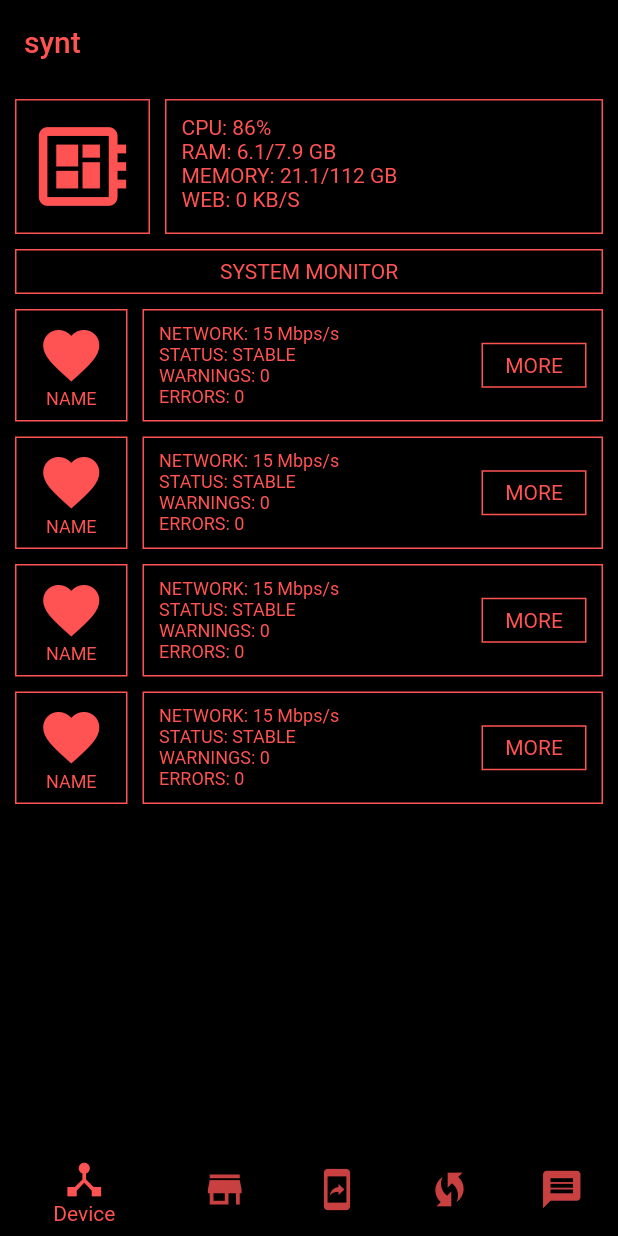
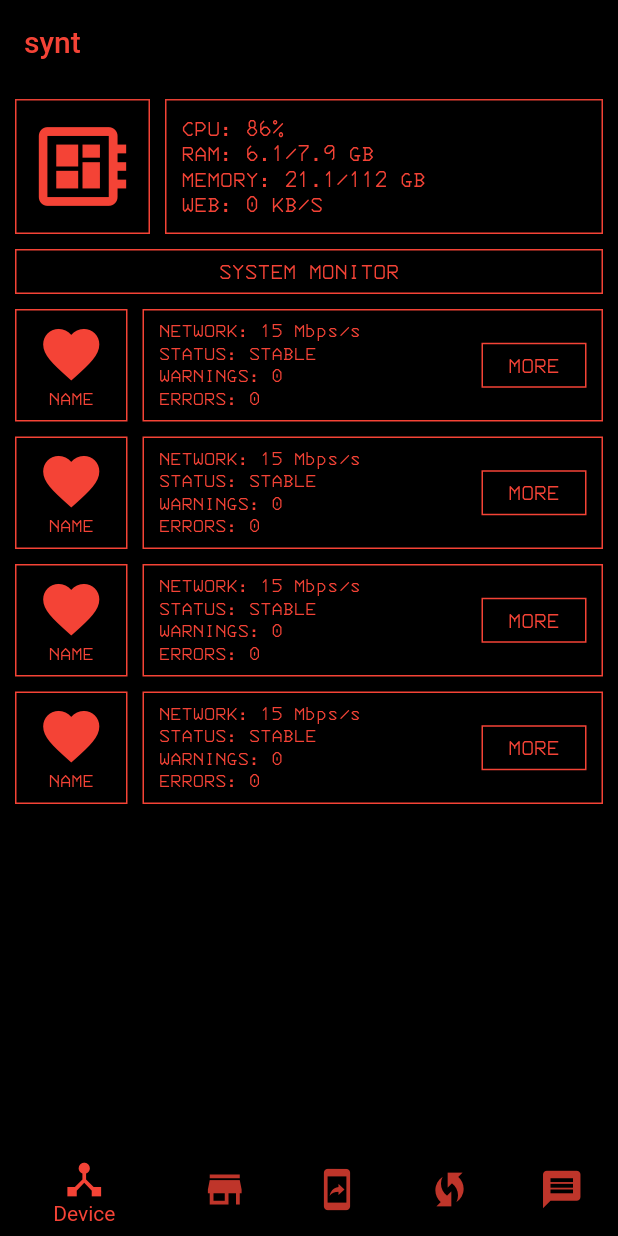
Before and after one commit to fear404-png/synt, a Flutter app: the screen it shows after launch, on a phone screen of 412 x 824 dp. Run offline on Flutter 3.47's test engine with Material 2 defaults, Android fonts, the phone set to English and light mode, and no system bars; our stand-ins replace flutter_svg.

Commit message:
Изменена верстка магазина

```diff
--- a/lib/main_screen_pages/device_widget.dart
+++ b/lib/main_screen_pages/device_widget.dart
@@ -13,25 +13,25 @@ class DeviceWidget extends StatelessWidget {
       padding: AppPaddings.defaultPadding,
       child: ListView(
         children: [
-          _SystemBar(textStyle: AppFontStyle.textStyleHeader),
-          AppPaddings.dafaultSizedBoxHeight,
-          _SystemMonitorLabel(textStyle: AppFontStyle.textStyleHeader),
-          AppPaddings.dafaultSizedBoxHeight,
+          _SystemBar(textStyle: AppTextStyle.textStyleHeader),
+          AppPaddings.defaultSizedBoxHeight,
+          _SystemMonitorLabel(textStyle: AppTextStyle.textStyleHeader),
+          AppPaddings.defaultSizedBoxHeight,
           _SystemMonitorList(
-              textStyle: AppFontStyle.textStyle,
-              textStyleHeader: AppFontStyle.textStyleHeader),
-          AppPaddings.dafaultSizedBoxHeight,
+              textStyle: AppTextStyle.textStyle,
+              textStyleHeader: AppTextStyle.textStyleHeader),
+          AppPaddings.defaultSizedBoxHeight,
           _SystemMonitorList(
-              textStyle: AppFontStyle.textStyle,
-              textStyleHeader: AppFontStyle.textStyleHeader),
-          AppPaddings.dafaultSizedBoxHeight,
+              textStyle: AppTextStyle.textStyle,
+              textStyleHeader: AppTextStyle.textStyleHeader),
+          AppPaddings.defaultSizedBoxHeight,
           _SystemMonitorList(
-              textStyle: AppFontStyle.textStyle,
-              textStyleHeader: AppFontStyle.textStyleHeader),
-          AppPaddings.dafaultSizedBoxHeight,
+              textStyle: AppTextStyle.textStyle,
+              textStyleHeader: AppTextStyle.textStyleHeader),
+          AppPaddings.defaultSizedBoxHeight,
           _SystemMonitorList(
-              textStyle: AppFontStyle.textStyle,
-              textStyleHeader: AppFontStyle.textStyleHeader),
+              textStyle: AppTextStyle.textStyle,
+              textStyleHeader: AppTextStyle.textStyleHeader),
         ],
       ),
     );
@@ -57,7 +57,7 @@ class _SystemMonitorList extends StatelessWidget {
         Container(
           height: 75,
           width: 75,
-          decoration: AppContainers.containerBorder,
+          decoration: AppContainersDecoration.containerBorder,
           child: Center(
             child: Column(
               mainAxisAlignment: MainAxisAlignment.center,
@@ -75,11 +75,11 @@ class _SystemMonitorList extends StatelessWidget {
             ),
           ),
         ),
-        AppPaddings.dafaultSizedBoxWidth,
+        AppPaddings.defaultSizedBoxWidth,
         Expanded(
             child: Container(
           padding: EdgeInsets.symmetric(horizontal: 10),
-          decoration: AppContainers.containerBorder,
+          decoration: AppContainersDecoration.containerBorder,
           height: 75,
           child: Row(
             children: [
@@ -111,7 +111,7 @@ class _SystemMonitorList extends StatelessWidget {
                   child: Container(
                       width: 70,
                       height: 30,
-                      decoration: AppContainers.containerBorder,
+                      decoration: AppContainersDecoration.containerBorder,
                       child: Center(
                         child: Text(
                           "MORE",
@@ -140,7 +140,7 @@ class _SystemMonitorLabel extends StatelessWidget {
   @override
   Widget build(BuildContext context) {
     return Container(
-      decoration: AppContainers.containerBorder,
+      decoration: AppContainersDecoration.containerBorder,
       height: 30,
       child: Center(
         child: Text(
@@ -166,7 +166,7 @@ class _SystemBar extends StatelessWidget {
     return Row(
       children: [
         Container(
-          decoration: AppContainers.containerBorder,
+          decoration: AppContainersDecoration.containerBorder,
           width: 90,
           height: 90,
           child: Center(
@@ -177,12 +177,12 @@ class _SystemBar extends StatelessWidget {
             ),
           ),
         ),
-        AppPaddings.dafaultSizedBoxWidth,
+        AppPaddings.defaultSizedBoxWidth,
         Expanded(
             child: Container(
           padding: AppPaddings.defaultPadding,
           height: 90,
-          decoration: AppContainers.containerBorder,
+          decoration: AppContainersDecoration.containerBorder,
           child: Column(
             crossAxisAlignment: CrossAxisAlignment.start,
             children: [
--- a/lib/theme/app_colors.dart
+++ b/lib/theme/app_colors.dart
@@ -2,5 +2,5 @@ import 'package:flutter/material.dart';
 
 abstract class AppColors {
   static const background = Colors.black;
-  static const accent = Colors.redAccent;
+  static const accent = Colors.red;
 }
--- a/lib/until/app_font_style.dart
+++ b/lib/until/app_font_style.dart
@@ -1,7 +1,9 @@
 import 'package:flutter/widgets.dart';
 import 'package:synt/theme/app_colors.dart';
 
-abstract class AppFontStyle {
-  static const textStyle = TextStyle(color: AppColors.accent, fontSize: 12);
-  static const textStyleHeader = TextStyle(color: AppColors.accent);
+abstract class AppTextStyle {
+  static const textStyle =
+      TextStyle(color: AppColors.accent, fontSize: 14, fontFamily: "IBM");
+  static const textStyleHeader =
+      TextStyle(color: AppColors.accent, fontSize: 16, fontFamily: "IBM");
 }
--- a/lib/until/app_paddings.dart
+++ b/lib/until/app_paddings.dart
@@ -2,6 +2,6 @@ import 'package:flutter/cupertino.dart';
 
 abstract class AppPaddings {
   static const defaultPadding = EdgeInsets.all(10);
-  static const dafaultSizedBoxHeight = SizedBox(height: 10);
-  static const dafaultSizedBoxWidth = SizedBox(width: 10);
+  static const defaultSizedBoxHeight = SizedBox(height: 10);
+  static const defaultSizedBoxWidth = SizedBox(width: 10);
 }
```
Also changed, not shown: lib/main_screen/main_screen_widget.dart (+0 -27 lines), lib/main_screen_pages/store_widget.dart (+252 -188 lines), lib/until/app_containers.dart (+39 -1 lines), lib/until/app_svg.dart (+11 -10 lines), pubspec.yaml (+4 -12 lines), assets/fonts/3270-Medium.ttf (added), assets/svg/arrow_bottom_left.svg (added), assets/svg/arrow_bottom_right.svg (added), assets/svg/arrow_top_left.svg (added), assets/svg/arrow_top_right.svg (added), assets/svg/store_item_first3.svg (added), assets/svg/store_item_first4.svg (added), assets/svg/store_item_second2.svg (added), assets/svg/store_item_second3.svg (added), 2 more files.
